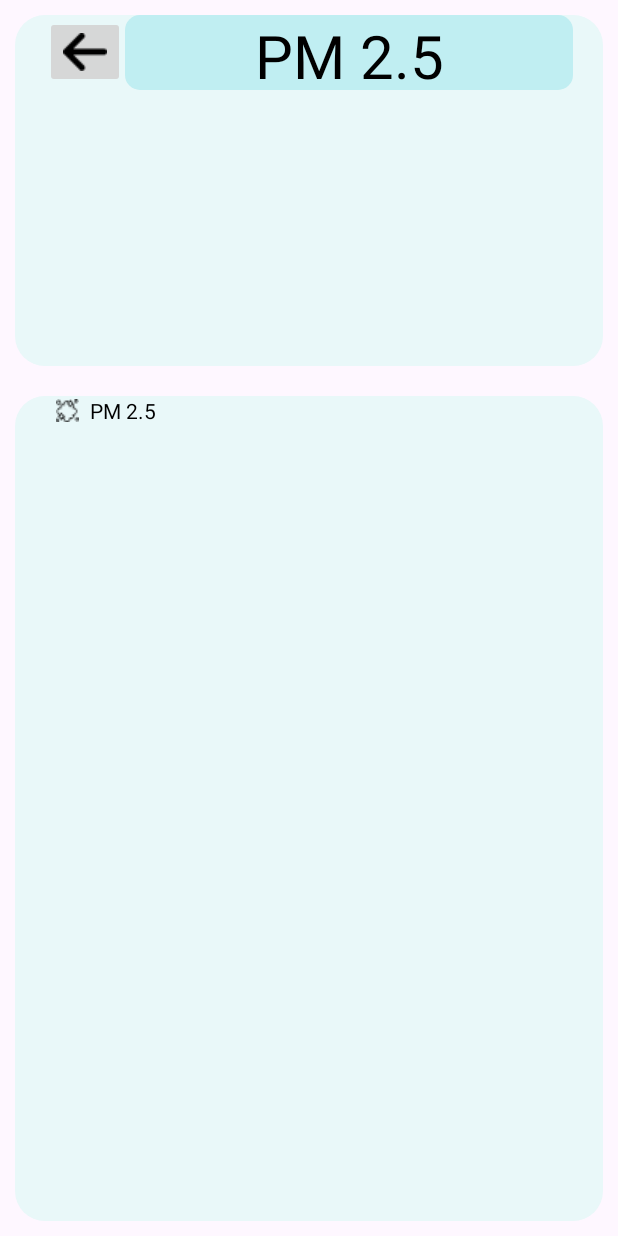
After one commit to HyHyZhaLee/Thesis_Proposal, an Android app: the PM25Page screen opened directly, with no data from a screen before it, on a phone screen of 412 x 824 dp. The commit adds this screen. Run offline under Robolectric (Android 15) with nearby library versions, the phone set to English and light mode, and no system bars.

Commit message:
Add pages

```diff
--- /dev/null
+++ b/AndroidUI_AndroidStudio/app/src/main/java/com/example/androidui_androidstudio/PM25Page.java
@@ -0,0 +1,25 @@
+package com.example.androidui_androidstudio;
+
+import androidx.appcompat.app.AppCompatActivity;
+
+import android.content.Intent;
+import android.os.Bundle;
+import android.view.View;
+import android.widget.ImageButton;
+
+public class PM25Page extends AppCompatActivity {
+
+    @Override
+    protected void onCreate(Bundle savedInstanceState) {
+        super.onCreate(savedInstanceState);
+        setContentView(R.layout.activity_pm25_page);
+        ImageButton btn_2 = findViewById(R.id.button_pm25_back);
+        btn_2.setOnClickListener(new View.OnClickListener() {
+            @Override
+            public void onClick(View v) {
+                Intent intent=new Intent(PM25Page.this,MainActivity.class);
+                startActivity(intent);
+            }
+        });
+    }
+}
--- /dev/null
+++ b/AndroidUI_AndroidStudio/app/src/main/res/layout/activity_pm25_page.xml
@@ -0,0 +1,75 @@
+<?xml version="1.0" encoding="utf-8"?>
+<LinearLayout xmlns:android="http://schemas.android.com/apk/res/android"
+    xmlns:tools="http://schemas.android.com/tools"
+    android:layout_width="match_parent"
+    android:layout_height="match_parent"
+    android:orientation="vertical"
+    android:padding="10dp"
+    tools:context=".PM25Page">
+    <LinearLayout
+        android:layout_width="match_parent"
+        android:layout_height="wrap_content"
+        android:layout_weight="1"
+        android:background="@drawable/rounded_edge"
+        android:orientation="vertical"
+        android:paddingBottom="10dp">
+        <LinearLayout
+            android:layout_width="match_parent"
+            android:layout_height="50dp"
+            android:gravity="center"
+            android:orientation="horizontal"
+            android:paddingHorizontal="20dp">
+
+            <ImageButton
+                android:id="@+id/button_pm25_back"
+                android:layout_width="wrap_content"
+                android:layout_height="48dp"
+                android:layout_gravity="center"
+                android:contentDescription="NULL"
+                android:src="@drawable/arrow_left" />
+
+            <TextView
+                android:layout_width="match_parent"
+                android:layout_height="wrap_content"
+                android:text="PM 2.5"
+                android:textAlignment="center"
+                android:textColor="@color/black"
+                android:textSize="40sp"
+                android:background="@drawable/frame2"/>
+        </LinearLayout>
+
+    </LinearLayout>
+
+    <LinearLayout
+        android:layout_width="match_parent"
+        android:layout_height="550dp"
+        android:background="@drawable/rounded_edge"
+        android:orientation="horizontal"
+        android:layout_marginTop="20dp">
+
+        <LinearLayout
+            android:layout_width="match_parent"
+            android:layout_height="20dp"
+            android:gravity="center"
+            android:orientation="horizontal"
+            android:paddingHorizontal="20dp">
+
+            <ImageView
+                android:layout_width="30dp"
+                android:layout_height="wrap_content"
+                android:layout_gravity="center"
+                android:src="@drawable/dust25" />
+
+            <TextView
+                android:layout_width="match_parent"
+                android:layout_height="wrap_content"
+                android:text="PM 2.5"
+                android:textAlignment="textStart"
+                android:textColor="@color/black" />
+
+        </LinearLayout>
+    </LinearLayout>
+
+
+
+</LinearLayout>
```
Also changed, not shown: AndroidUI_AndroidStudio/app/src/main/AndroidManifest.xml (+18 -0 lines), AndroidUI_AndroidStudio/app/src/main/java/com/example/androidui_androidstudio/CO2Page.java (added, +25 -0 lines), AndroidUI_AndroidStudio/app/src/main/java/com/example/androidui_androidstudio/COPage.java (added, +25 -0 lines), AndroidUI_AndroidStudio/app/src/main/java/com/example/androidui_androidstudio/MainActivity.java (+50 -2 lines), AndroidUI_AndroidStudio/app/src/main/java/com/example/androidui_androidstudio/O3Page.java (added, +25 -0 lines), AndroidUI_AndroidStudio/app/src/main/java/com/example/androidui_androidstudio/PM10Page.java (added, +25 -0 lines), AndroidUI_AndroidStudio/app/src/main/java/com/example/androidui_androidstudio/SO2Page.java (added, +25 -0 lines), AndroidUI_AndroidStudio/app/src/main/res/layout/activity_co2_page.xml (added, +75 -0 lines), AndroidUI_AndroidStudio/app/src/main/res/layout/activity_copage.xml (added, +75 -0 lines), AndroidUI_AndroidStudio/app/src/main/res/layout/activity_main.xml (+6 -6 lines), AndroidUI_AndroidStudio/app/src/main/res/layout/activity_o3_page.xml (added, +75 -0 lines), AndroidUI_AndroidStudio/app/src/main/res/layout/activity_pm10_page.xml (added, +75 -0 lines), AndroidUI_AndroidStudio/app/src/main/res/layout/activity_so2_page.xml (added, +75 -0 lines).
